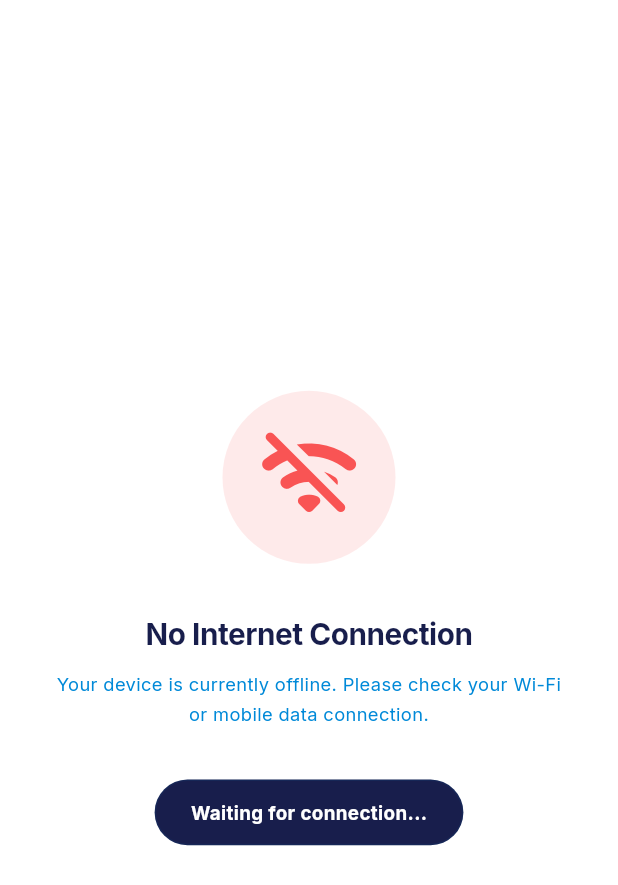
After one commit to hmahmad-07/paani-mtm, a Flutter app: the NoInternetView screen opened directly, on a phone screen of 412 x 824 dp. The commit adds this screen. Shown: the top 885 px of the screen. Run offline on Flutter 3.47's test engine with Material 3 defaults, Android fonts, the phone set to English and light mode, and no system bars; our stand-ins replace animated_text_kit, cached_network_image, connectivity_plus, dio, file_picker, flutter_phoenix and 9 more; missing offline and left inert: syncfusion_flutter_pdfviewer; accounts and stored records are empty.

Commit message:
feat: add connectivity controller and no internet view for improved network handling

```diff
--- /dev/null
+++ b/lib/ui/view/network/no_internet_view.dart
@@ -0,0 +1,87 @@
+import 'package:flutter/material.dart';
+import 'package:paani/core/extensions/sizer.dart';
+import 'package:paani/core/resources/app_colors.dart';
+
+class NoInternetView extends StatelessWidget {
+  const NoInternetView({super.key});
+
+  @override
+  Widget build(BuildContext context) {
+    return Scaffold(
+      backgroundColor: AppColor.white,
+      body: SafeArea(
+        child: Center(
+          child: SingleChildScrollView(
+            padding: EdgeInsets.symmetric(horizontal: 7.w),
+            child: Column(
+              mainAxisAlignment: MainAxisAlignment.center,
+              children: [
+                Center(
+                  child: Container(
+                    height: 35.w,
+                    width: 35.w,
+                    decoration: BoxDecoration(
+                      shape: BoxShape.circle,
+                      color: AppColor.red.withValues(alpha: .12),
+                    ),
+                    child: Icon(
+                      Icons.wifi_off_rounded,
+                      size: 22.r,
+                      color: AppColor.red,
+                    ),
+                  ),
+                ),
+                5.height,
+                Text(
+                  'No Internet Connection',
+                  textAlign: TextAlign.center,
+                  style: TextStyle(
+                    fontSize: 6.sp,
+                    fontWeight: FontWeight.bold,
+                    color: AppColor.appDarkColor,
+                    letterSpacing: -.3,
+                  ),
+                ),
+                1.5.height,
+                Padding(
+                  padding: EdgeInsets.symmetric(horizontal: 3.w),
+                  child: Text(
+                    'Your device is currently offline. Please check your Wi-Fi or mobile data connection.',
+                    textAlign: TextAlign.center,
+                    style: TextStyle(
+                      fontSize: 3.7.sp,
+                      color: AppColor.appColor1,
+                      height: 1.6,
+                    ),
+                  ),
+                ),
+                5.height,
+                Container(
+                  padding: EdgeInsets.symmetric(
+                    horizontal: 7.w,
+                    vertical: 1.8.h,
+                  ),
+                  decoration: BoxDecoration(
+                    color: AppColor.appDarkColor,
+                    borderRadius: BorderRadius.circular(16.r),
+                    border: Border.all(
+                      color: AppColor.appColor1.withValues(alpha: .08),
+                    ),
+                  ),
+                  child: Text(
+                    'Waiting for connection...',
+                    style: TextStyle(
+                      fontSize: 3.8.sp,
+                      fontWeight: FontWeight.bold,
+                      color: AppColor.white,
+                    ),
+                  ),
+                ),
+              ],
+            ),
+          ),
+        ),
+      ),
+    );
+  }
+}
```
Also changed, not shown: lib/core/controllers/connectivity_controller.dart (added, +79 -0 lines), lib/main.dart (+23 -6 lines).
